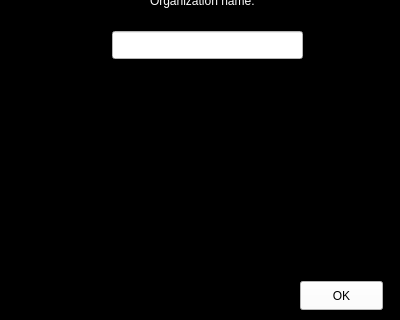
The window that organ_door/making_organization.ui (Shayanrava/APproject) describes before a commit, drawn with Qt 5; both pictures show x 0 to 400 and y 159 to 479 of the 400 by 479 pixel window.
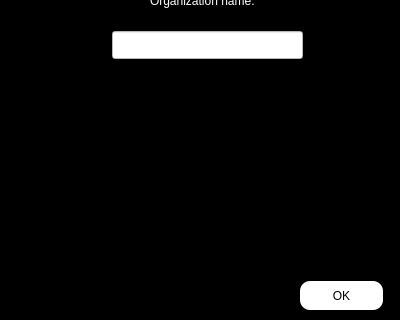
The same window after the commit.

Commit message: yellow color to pushButtons added

Patch:
```diff
--- a/organ_door/making_organization.ui
+++ b/organ_door/making_organization.ui
@@ -83,10 +83,15 @@
     </rect>
    </property>
    <property name="styleSheet">
-    <string notr="true">#pushButton
+    <string notr="true">#pushButton:hover
 {
 background-color:white;
-color:black;
+order:1px solidgreen; 
+}
+#pushButton
+{
+background-color:white;
+border-radius:10px;
 }</string>
    </property>
    <property name="text">
```
The commit also changes 3 other files.
